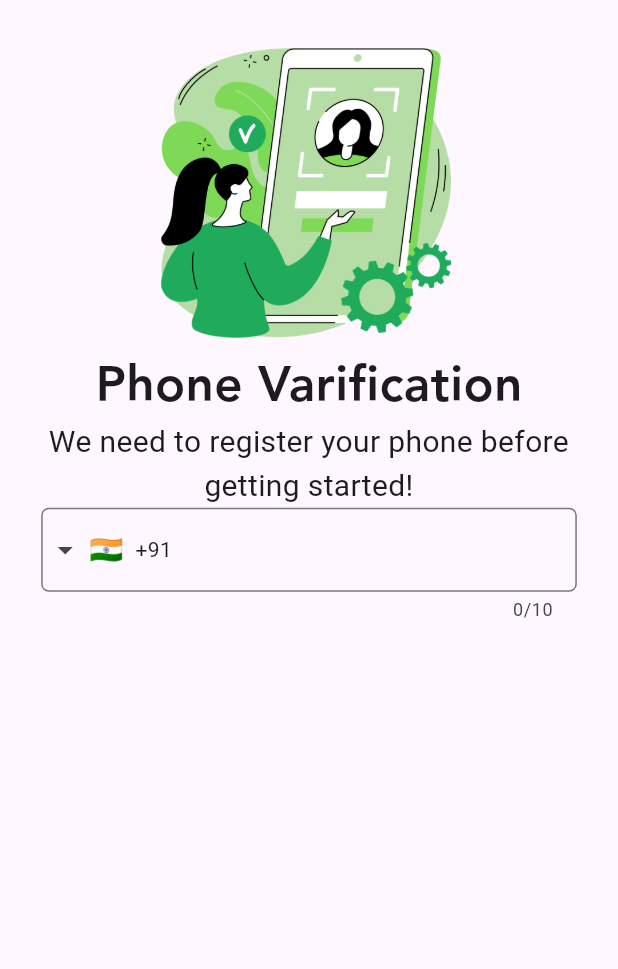
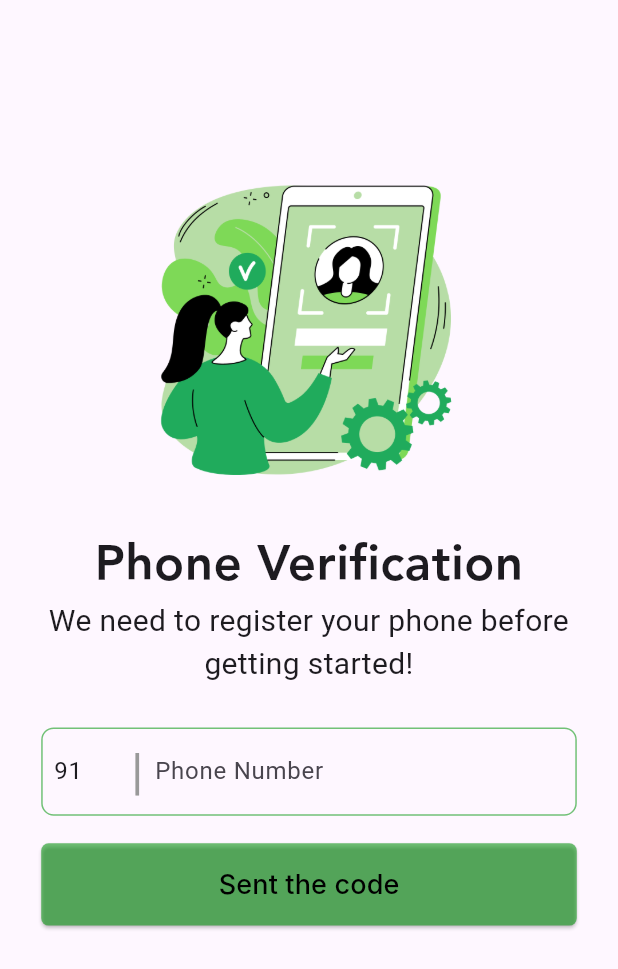
Before and after one commit to hgajipara246/remotely_shop, a Flutter app: the PhoneNumberScreen screen opened directly, on a phone screen of 412 x 824 dp. Shown: the top 969 px of the screen. Run offline on Flutter 3.47's test engine with Material 2 defaults, Android fonts, the phone set to English and light mode, and no system bars; drawn by our look-alikes of intl_phone_field; our stand-ins replace firebase_auth, firebase_core; accounts and stored records are empty; network calls fail; Roboto replaces fonts that are missing (Aveir, Inter).

Commit message:
7/6/2023

```diff
--- a/lib/res/common/app_button/main_button.dart
+++ b/lib/res/common/app_button/main_button.dart
@@ -2,18 +2,20 @@ import 'package:flutter/material.dart';
 
 class MainButton extends StatelessWidget {
   final textName;
+  final Color backgroundColor;
   final VoidCallback mainOnPress;
   const MainButton({
     Key? key,
     this.textName,
     required this.mainOnPress,
+    required this.backgroundColor,
   }) : super(key: key);
 
   @override
   Widget build(BuildContext context) {
     return ElevatedButton(
       style: ElevatedButton.styleFrom(
-        backgroundColor: const Color(0xFFCED55B),
+        backgroundColor: backgroundColor,
         foregroundColor: Colors.white,
         shape: RoundedRectangleBorder(
           borderRadius: BorderRadius.circular(5),
--- a/lib/res/common/app_textformfild.dart
+++ b/lib/res/common/app_textformfild.dart
@@ -66,7 +66,7 @@ class AppTextFormField extends StatelessWidget {
         ),
         focusedBorder: OutlineInputBorder(
           borderRadius: BorderRadius.circular(5),
-          borderSide: const BorderSide(color: Color(0xFFCED55B)),
+          borderSide: BorderSide(color: Color(0xFFCED55B)),
         ),
         fillColor: const Color(0xFFF6F6F5),
         enabledBorder: OutlineInputBorder(
--- a/lib/view/home_page.dart
+++ b/lib/view/home_page.dart
@@ -168,6 +168,7 @@ class _HomePageState extends State<HomePage> {
                                   height: height / 17,
                                   width: width / 3.1,
                                   child: MainButton(
+                                    backgroundColor: Color(0xFFCED55B),
                                     textName: AppText.viewItem,
                                     mainOnPress: () {
                                       Navigator.push(
--- a/lib/view/login_signup_screen/login_screen.dart
+++ b/lib/view/login_signup_screen/login_screen.dart
@@ -124,6 +124,7 @@ class _LoginPageState extends State<LoginPage> {
                     child: MainButton(
                       textName: "Login",
                       mainOnPress: loginButton,
+                      backgroundColor: Color(0xFFCED55B),
                     ),
                   ),
                   SizedBox(
@@ -133,7 +134,7 @@ class _LoginPageState extends State<LoginPage> {
                     child: TextButtons(
                       textButtonName: "Login with Mobile",
                       color: Color(0xFF8A8B7A),
-                      fontSize: height / 50,
+                      fontSize: height / 30,
                       textOnPress: () {
                         Navigator.push(
                             context,
--- a/lib/view/login_signup_screen/phone_number_screen.dart
+++ b/lib/view/login_signup_screen/phone_number_screen.dart
@@ -1,5 +1,7 @@
+import 'package:flutter/cupertino.dart';
 import 'package:flutter/material.dart';
-import 'package:intl_phone_field/intl_phone_field.dart';
+import 'package:remotely_shop/res/common/app_button/main_button.dart';
+import 'package:remotely_shop/view/login_signup_screen/otp_screen.dart';
 
 class PhoneNumberScreen extends StatefulWidget {
   const PhoneNumberScreen({Key? key}) : super(key: key);
@@ -9,6 +11,15 @@ class PhoneNumberScreen extends StatefulWidget {
 }
 
 class _PhoneNumberScreenState extends State<PhoneNumberScreen> {
+  TextEditingController countryCode = TextEditingController();
+
+  @override
+  void initState() {
+    // TODO: implement initState
+    countryCode.text = "91";
+    super.initState();
+  }
+
   @override
   Widget build(BuildContext context) {
     double height = MediaQuery.of(context).size.height;
@@ -20,12 +31,14 @@ class _PhoneNumberScreenState extends State<PhoneNumberScreen> {
             padding: EdgeInsets.all(height / 30),
             child: Column(
               children: [
+                SizedBox(height: height / 9),
                 Image.asset(
                   "assets/images/phoneNumber.png",
                   height: height / 4,
                 ),
+                SizedBox(height: height / 30),
                 Text(
-                  "Phone Varification",
+                  "Phone Verification",
                   style: TextStyle(
                     fontSize: height / 25,
                     fontFamily: "Avenir",
@@ -34,25 +47,69 @@ class _PhoneNumberScreenState extends State<PhoneNumberScreen> {
                 ),
                 const Text(
                   "We need to register your phone before getting started!",
-                  style: TextStyle(fontSize: 20),
+                  style: TextStyle(
+                    fontSize: 20,
+                    fontFamily: "Aveir",
+                  ),
                   textAlign: TextAlign.center,
                 ),
-                IntlPhoneField(
-                  keyboardType: TextInputType.number,
-                  decoration: InputDecoration(
-                    focusedBorder: OutlineInputBorder(
-                      borderRadius: BorderRadius.circular(5),
-                      borderSide: const BorderSide(color: Colors.black, width: 2),
-                    ),
-                    border: OutlineInputBorder(
-                      borderRadius: BorderRadius.circular(5),
-                      borderSide: const BorderSide(),
-                    ),
+                SizedBox(height: height / 30),
+                Container(
+                  height: height / 14,
+                  decoration: BoxDecoration(
+                      border: Border.all(
+                        width: 1,
+                        color: Color(0x91079810),
+                      ),
+                      borderRadius: BorderRadius.circular(height / 100)),
+                  child: Row(
+                    crossAxisAlignment: CrossAxisAlignment.center,
+                    mainAxisAlignment: MainAxisAlignment.center,
+                    children: [
+                      SizedBox(
+                        width: width / 55,
+                      ),
+                      SizedBox(
+                        width: width / 8,
+                        child: TextField(
+                          controller: countryCode,
+                          decoration: InputDecoration(border: InputBorder.none),
+                        ),
+                      ),
+                      Text(
+                        "|",
+                        style: TextStyle(
+                          color: CupertinoColors.inactiveGray,
+                          fontSize: height / 25,
+                        ),
+                      ),
+                      SizedBox(
+                        width: width / 55,
+                      ),
+                      Expanded(
+                        child: TextField(
+                          decoration: InputDecoration(border: InputBorder.none, hintText: "Phone Number"),
+                        ),
+                      ),
+                    ],
                   ),
-                  initialCountryCode: 'IN',
-                  onChanged: (phone) {
-                    debugPrint(phone.completeNumber);
-                  },
+                ),
+                SizedBox(height: height / 45),
+                SizedBox(
+                  width: double.infinity,
+                  height: height / 15,
+                  child: MainButton(
+                    mainOnPress: () {
+                      Navigator.push(
+                        context,
+                        MaterialPageRoute(
+                          builder: (context) => OtpScreen(),
+                        ),
+                      );
+                    },
+                    textName: "Sent the code",
+                    backgroundColor: Color(0x91079810),
+                  ),
                 ),
               ],
             ),
--- a/lib/view/login_signup_screen/signup_page.dart
+++ b/lib/view/login_signup_screen/signup_page.dart
@@ -155,6 +155,7 @@ class _SignUpPageState extends State<SignUpPage> {
                     width: double.infinity,
                     child: MainButton(
                       textName: "Sign Up",
+                      backgroundColor: Color(0xFFCED55B),
                       mainOnPress: signUpMainButton,
                     ),
                   ),
--- a/lib/view/onboarding_screen/onBoard_screen.dart
+++ b/lib/view/onboarding_screen/onBoard_screen.dart
@@ -71,6 +71,7 @@ class _OnBoard_ScreenState extends State<OnBoardScreen> {
                     width: double.infinity,
                     child: MainButton(
                       textName: "Bwose Shop",
+                      backgroundColor: Color(0xFFCED55B),
                       mainOnPress: bwoseShop,
                     ),
                   ),
--- a/pubspec.yaml
+++ b/pubspec.yaml
@@ -40,6 +40,7 @@ dependencies:
   csc_picker: ^0.2.7
   flutter_otp_text_field: ^1.1.1
   intl_phone_field: ^3.1.0
+  pinput: ^2.2.31
 
 dev_dependencies:
   flutter_test:
```
Also changed, not shown: lib/view/login_signup_screen/otp_screen.dart (added, +76 -0 lines).
